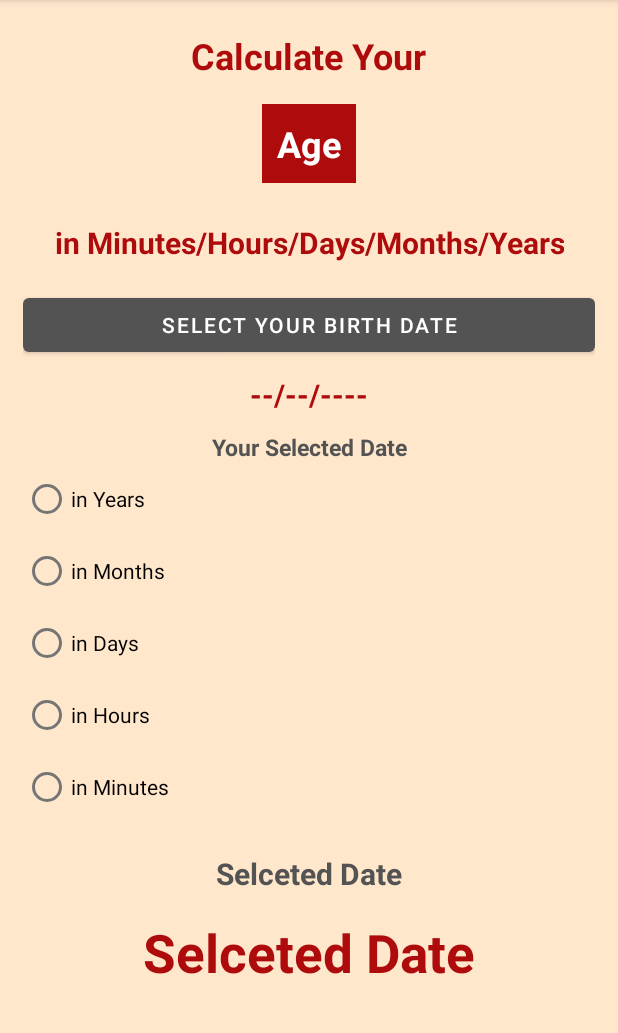
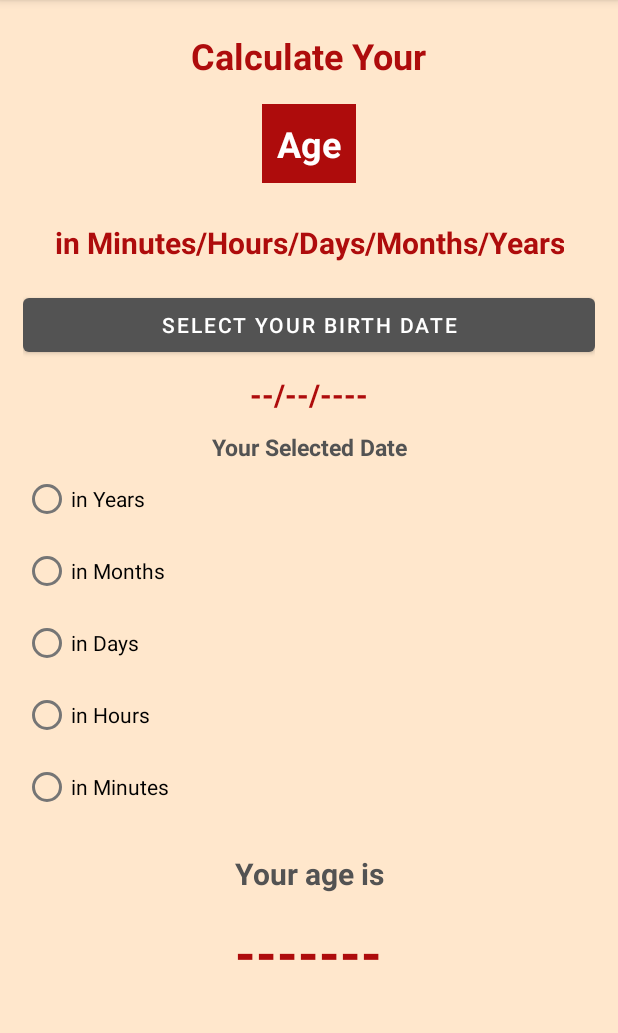
Before and after one commit to swoyam2609/App-Dev-Kotlin, an Android app: the screen it shows after launch (MainActivity), on a phone screen of 412 x 824 dp, the part 84-1117 px from its top. Run offline under Robolectric (Android 15) with nearby library versions, the phone set to English and light mode, and no system bars.

Commit message:
Evening 5pm commit

```diff
--- a/Age-Calculator/app/src/main/java/com/example/agecalculator/MainActivity.kt
+++ b/Age-Calculator/app/src/main/java/com/example/agecalculator/MainActivity.kt
@@ -45,6 +45,8 @@ class MainActivity : AppCompatActivity() {
             val sdf = SimpleDateFormat("dd/MM/yyyy", Locale.ENGLISH)
 
             val thisDate = sdf.parse(toShowText)
+            val currentDate = sdf.parse(sdf.format(System.currentTimeMillis()))
+
 
         }, year, month, day).show()
 
--- a/Age-Calculator/app/src/main/res/layout/activity_main.xml
+++ b/Age-Calculator/app/src/main/res/layout/activity_main.xml
@@ -120,18 +120,19 @@
         android:layout_width="wrap_content"
         android:layout_height="wrap_content"
         android:layout_marginTop="20dp"
-        android:text="Selceted Date"
+        android:text="Your age is"
         android:textAlignment="center"
         android:textColor="@color/lightGrey"
         android:textSize="20sp"
         android:textStyle="bold" />
 
     <TextView
+        android:id="@+id/resultAge"
         android:layout_width="wrap_content"
         android:layout_height="wrap_content"
         android:layout_marginTop="10dp"
         android:padding="5dp"
-        android:text="Selceted Date"
+        android:text="-------"
         android:textAlignment="center"
         android:textColor="#AE0C0C"
         android:textSize="35sp"
```
